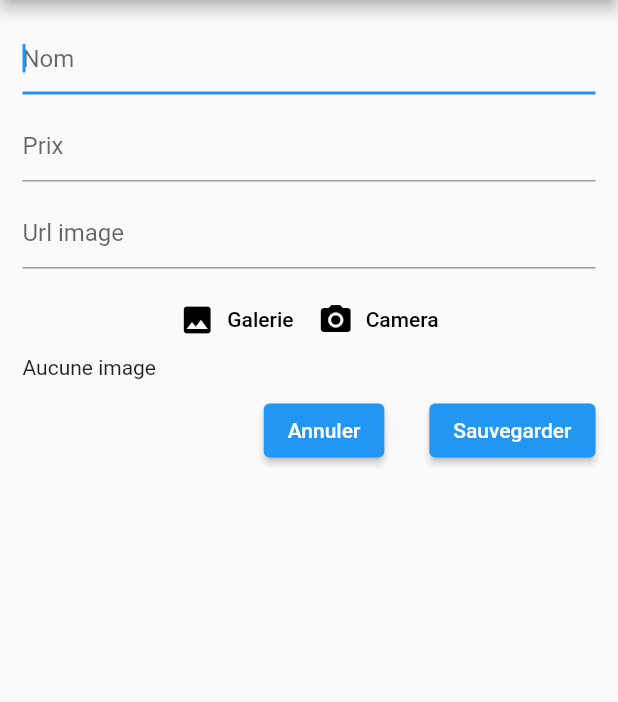
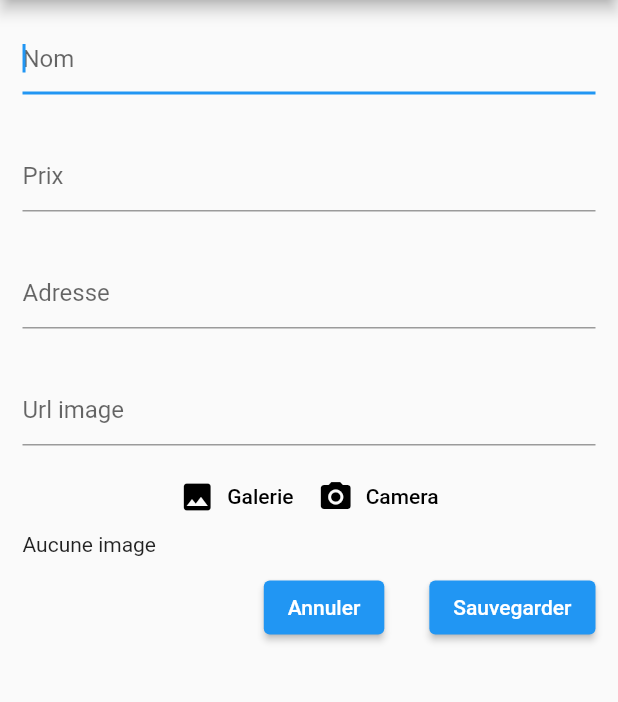
Before and after one commit to GregBiglione/dyma_trip, a Flutter app: the ActivityFormView screen opened directly with empty values, on a phone screen of 412 x 824 dp, the part 84-786 px from its top. Run offline on Flutter 3.47's test engine with Material 2 defaults, Android fonts, the phone set to English and light mode, and no system bars; our stand-ins replace image_picker; network calls fail.

Commit message:
Added LocationActivity, added address, lat & lng in activity.model & addressFocusNode in ActivityForm

```diff
--- a/lib/model/activity_model.dart
+++ b/lib/model/activity_model.dart
@@ -1,3 +1,5 @@
+import 'package:dyma_trip/model/location_activity_model.dart';
+
 enum ActivityStatus { toDo, done }
 
 class Activity{
@@ -7,8 +9,10 @@ class Activity{
   late String city;
   late double price;
   late ActivityStatus status;
+  late LocationActivity location;
 
-  Activity({this.id, required this.name, required this.image, required this.city, required this.price, this.status = ActivityStatus.toDo});
+  Activity({this.id, required this.name, required this.image, required this.city, required this.price, required this.location,
+    this.status = ActivityStatus.toDo});
 
   //----------------------------------------------------------------------------
   //----------------------- Create Activity from JSON --------------------------
--- /dev/null
+++ b/lib/model/location_activity_model.dart
@@ -0,0 +1,7 @@
+class LocationActivity {
+  String? address;
+  double lat;
+  double lng;
+
+  LocationActivity({required this.address, required this.lat, required this.lng});
+}
--- a/lib/wigdet/activity_form.dart
+++ b/lib/wigdet/activity_form.dart
@@ -1,5 +1,7 @@
 import 'package:dyma_trip/model/activity_model.dart';
+import 'package:dyma_trip/model/location_activity_model.dart';
 import 'package:dyma_trip/provider/city_provider.dart';
+//import 'package:dyma_trip/wigdet/activity_form_autocomplete.dart';
 import 'package:dyma_trip/wigdet/activity_form_image_picker.dart';
 import 'package:flutter/material.dart';
 import 'package:provider/provider.dart';
@@ -18,6 +20,7 @@ class _ActivityFormState extends State<ActivityForm> {
   late Activity _newActivity;
   late FocusNode _priceFocusNode;
   late FocusNode _urlFocusNode;
+  late FocusNode _addressFocusNode;
   bool _isLoading = false;
   late String? _nameInputAsync;
   final TextEditingController _urlController = TextEditingController();
@@ -41,10 +44,25 @@ class _ActivityFormState extends State<ActivityForm> {
       image: null,
       city: widget.cityName,
       price: 0,
+      location: LocationActivity(
+        address: null,
+        lat: 0,
+        lng: 0,
+      ),
       status: ActivityStatus.toDo
     );
     _priceFocusNode = FocusNode();
     _urlFocusNode = FocusNode();
+    _addressFocusNode = FocusNode();
+    _addressFocusNode.addListener(() async {
+      if(_addressFocusNode.hasFocus){
+        //var location = await showInputAutoComplete();
+        print("Focus");
+      }
+      else{
+        print("No focus");
+      }
+    });
     _nameInputAsync = null;
     super.initState();
   }
@@ -57,6 +75,8 @@ class _ActivityFormState extends State<ActivityForm> {
   void dispose() {
     _priceFocusNode.dispose();
     _urlFocusNode.dispose();
+    _urlController.dispose();
+    _addressFocusNode.dispose();
     super.dispose();
   }
 
@@ -116,7 +136,7 @@ class _ActivityFormState extends State<ActivityForm> {
               onSaved: (value) => _newActivity.name = value!,
               onFieldSubmitted: (_) => FocusScope.of(context).requestFocus(_priceFocusNode),
             ),
-            SizedBox(height: 10,),
+            SizedBox(height: 30,),
             TextFormField(
               keyboardType: TextInputType.number,
               focusNode: _priceFocusNode,
@@ -133,7 +153,15 @@ class _ActivityFormState extends State<ActivityForm> {
               onSaved: (value) => _newActivity.price = double.parse(value!),
               onFieldSubmitted: (_) => FocusScope.of(context).requestFocus(_urlFocusNode),
             ),
-            SizedBox(height: 10,),
+            SizedBox(height: 30,),
+            TextFormField(
+              focusNode: _addressFocusNode,
+              decoration: InputDecoration(
+                  hintText: "Adresse"
+              ),
+              onSaved: (value) => _newActivity.location.address = value!,
+            ),
+            SizedBox(height: 30,),
             TextFormField(
               keyboardType: TextInputType.url,
               focusNode: _urlFocusNode,
```
Also changed, not shown: 1 other file.
